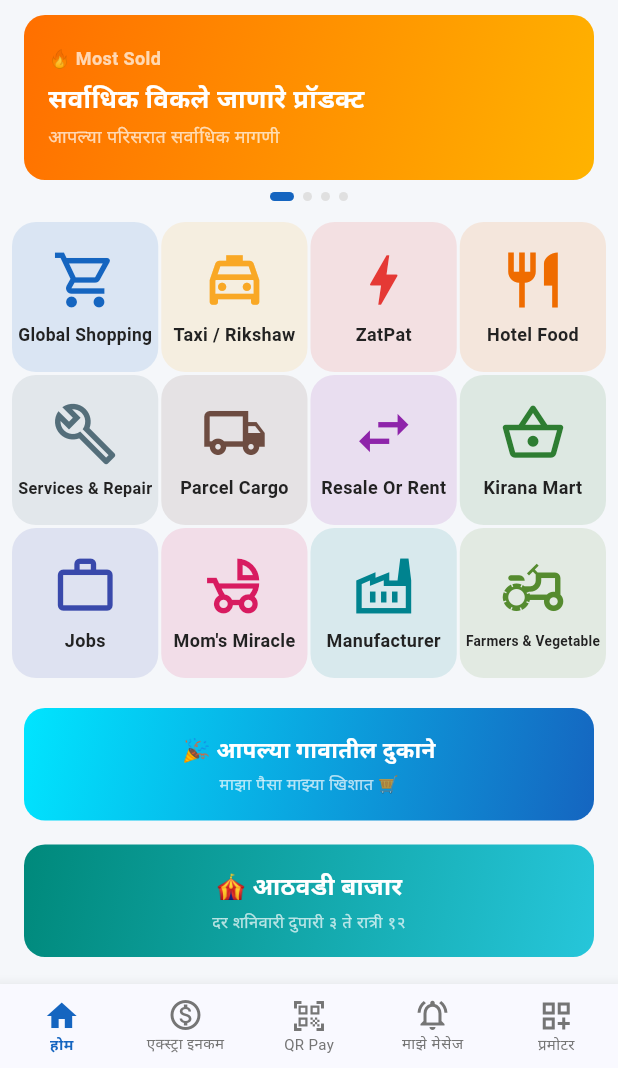
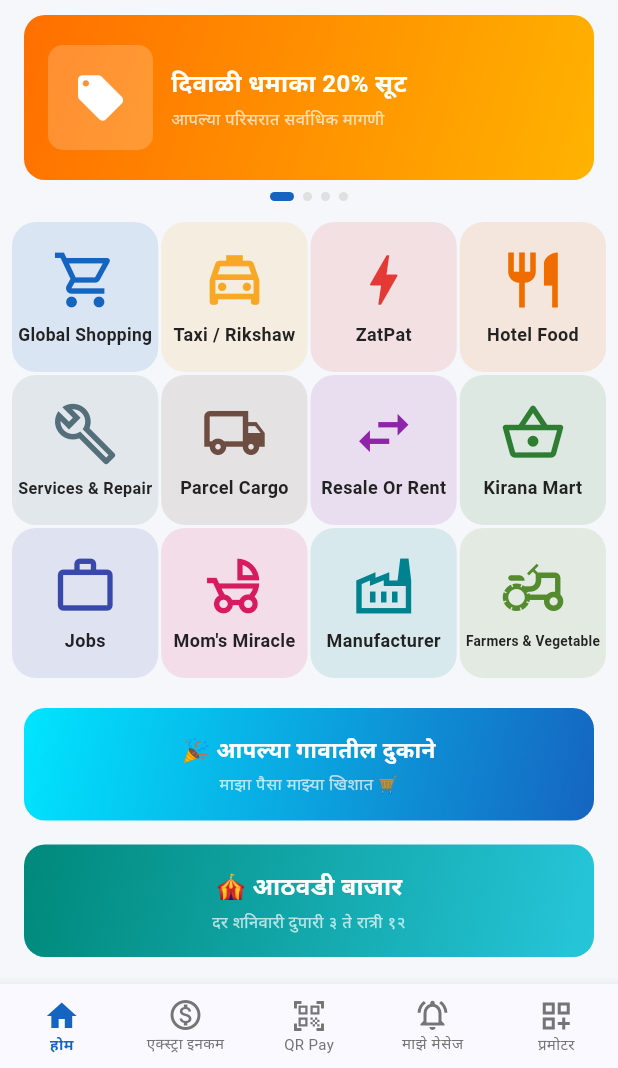
Before and after one commit to amolimpexinternational/amole-app, a Flutter app: the BuyerHomeScreen screen opened directly, on a phone screen of 412 x 824 dp, the part 168-1236 px from its top. Run offline on Flutter 3.47's test engine with Material 3 defaults, Android fonts, the phone set to English and light mode, and no system bars; our stand-ins replace file_picker, geolocator, image_picker, shared_preferences; accounts and stored records are empty.

Commit message:
Update offers_slider_widget.dart

```diff
--- a/lib/widgets/offers_slider_widget.dart
+++ b/lib/widgets/offers_slider_widget.dart
@@ -1,6 +1,9 @@
 import 'dart:async';
 import 'package:flutter/material.dart';
 import '../constants/app_colors.dart';
+import '../models/product_model.dart';
+import '../screens/buyer/product_detail_screen.dart';
+import '../data/product_database.dart';
 
 class OffersSliderWidget extends StatefulWidget {
   const OffersSliderWidget({super.key});
@@ -14,35 +17,38 @@ class _OffersSliderWidgetState extends State<OffersSliderWidget> {
   Timer? _timer;
   int _page = 0;
 
-  // सर्व ऑफर्स एकाच लिस्टमध्ये (आता टॅब नाहीत)
   final List<Map<String, dynamic>> _offers = [
     {
-      'tag': '🔥 Most Sold',
-      'title': 'सर्वाधिक विकले जाणारे प्रॉडक्ट',
+      'title': 'दिवाळी धमाका 20% सूट',
       'sub': 'आपल्या परिसरात सर्वाधिक मागणी',
+      'image': '',
       'c1': const Color(0xFFFF6F00),
       'c2': const Color(0xFFFFB300),
+      'productLink': 'https://amole.in/product/p1',
     },
     {
-      'tag': '🏪 Franchise Offer',
-      'title': 'आपल्या फ्रॅंचाईजीची खास ऑफर',
+      'title': 'फ्रॅंचाईजी खास ऑफर',
       'sub': 'तुमच्या एरियातील दुकानांवर सूट',
+      'image': '',
       'c1': const Color(0xFF00897B),
       'c2': const Color(0xFF26C6DA),
+      'productLink': 'https://amole.in/product/p2',
     },
     {
-      'tag': '🤝 Channel Partner Offer',
       'title': 'चॅनल पार्टनर ऑफर',
       'sub': 'तुमच्या जिल्ह्यातील विशेष ऑफर',
+      'image': '',
       'c1': const Color(0xFF5E35B1),
       'c2': const Color(0xFF7E57C2),
+      'productLink': 'https://amole.in/product/p3',
     },
     {
-      'tag': '⭐ Admin Offer',
       'title': 'Amole ची खास ऑफर',
       'sub': 'सर्व खरेदीदारांसाठी',
+      'image': '',
       'c1': const Color(0xFF1565C0),
       'c2': const Color(0xFF00E5FF),
+      'productLink': 'https://amole.in/product/p4',
     },
   ];
 
@@ -77,8 +83,6 @@ class _OffersSliderWidgetState extends State<OffersSliderWidget> {
     return Column(
       children: [
         const SizedBox(height: 10),
-
-        // === स्लायडर (टॅब्स काढून टाकले आहेत) ===
         SizedBox(
           height: 110,
           child: PageView.builder(
@@ -89,7 +93,6 @@ class _OffersSliderWidgetState extends State<OffersSliderWidget> {
               final o = _offers[index];
               return GestureDetector(
                 onTap: () {
-                  // ऑफरवर क्लिक केल्यावर डिटेल्स ओपन होणे
                   Navigator.push(
                     context,
                     MaterialPageRoute(
@@ -108,33 +111,46 @@ class _OffersSliderWidgetState extends State<OffersSliderWidget> {
                     ),
                     borderRadius: BorderRadius.circular(14),
                   ),
+                  child: Row(
+                    children: [
+                      // === फोटो (डमी) ===
+                      Container(
+                        width: 70,
+                        height: 70,
+                        decoration: BoxDecoration(
+                          color: Colors.white.withValues(alpha: 0.2),
+                          borderRadius: BorderRadius.circular(10),
+                        ),
+                        child: const Icon(Icons.local_offer, color: Colors.white, size: 36),
+                      ),
+                      const SizedBox(width: 12),
+                      // === शीर्षक + उपशीर्षक ===
+                      Expanded(
                         child: Column(
                           mainAxisAlignment: MainAxisAlignment.center,
                           crossAxisAlignment: CrossAxisAlignment.start,
                           children: [
                             Text(
-                        o['tag'] as String,
-                        style: const TextStyle(
-                          color: Colors.white70,
-                          fontSize: 12,
-                          fontWeight: FontWeight.w600,
-                        ),
-                      ),
-                      const SizedBox(height: 6),
-                      Text(
                               o['title'] as String,
                               style: const TextStyle(
                                 color: Colors.white,
-                          fontSize: 17,
+                                fontSize: 16,
                                 fontWeight: FontWeight.bold,
                               ),
+                              maxLines: 2,
+                              overflow: TextOverflow.ellipsis,
                             ),
                             const SizedBox(height: 4),
                             Text(
                               o['sub'] as String,
                               style: const TextStyle(
                                 color: Colors.white70,
-                          fontSize: 12,
+                                fontSize: 11,
+                              ),
+                              maxLines: 1,
+                              overflow: TextOverflow.ellipsis,
+                            ),
+                          ],
                         ),
                       ),
                     ],
@@ -145,8 +161,6 @@ class _OffersSliderWidgetState extends State<OffersSliderWidget> {
           ),
         ),
         const SizedBox(height: 8),
-
-        // === इंडिकेटर डॉट्स ===
         Row(
           mainAxisAlignment: MainAxisAlignment.center,
           children: List.generate(_offers.length, (i) {
@@ -169,15 +183,35 @@ class _OffersSliderWidgetState extends State<OffersSliderWidget> {
 }
 
 // =========================================================================
-// === ऑफरवर क्लिक केल्यावर उघडणारी नवीन स्क्रीन (सगळ्यांसाठी एकच) ===
+// === ऑफर डिटेल स्क्रीन ===
 // =========================================================================
 class OfferDetailScreen extends StatelessWidget {
   final Map<String, dynamic> offer;
 
   const OfferDetailScreen({super.key, required this.offer});
 
+  // === लिंक वरून प्रॉडक्ट शोधणे (डमी) ===
+  ProductModel? _findProductFromLink() {
+    final link = offer['productLink'] as String? ?? '';
+    if (link.isEmpty) return null;
+
+    // लिंक मधून ID काढणे (उदा. .../p1 → p1)
+    final id = link.split('/').last;
+    try {
+      return ProductDatabase.products.firstWhere((p) => p.id == id);
+    } catch (_) {
+      // जर सापडलं नाही तर पहिलं प्रॉडक्ट (डमी)
+      if (ProductDatabase.products.isNotEmpty) {
+        return ProductDatabase.products.first;
+      }
+      return null;
+    }
+  }
+
   @override
   Widget build(BuildContext context) {
+    final product = _findProductFromLink();
+
     return Scaffold(
       appBar: AppBar(
         title: const Text('Offer Details'),
@@ -188,7 +222,7 @@ class OfferDetailScreen extends StatelessWidget {
         child: Column(
           crossAxisAlignment: CrossAxisAlignment.start,
           children: [
-            // === १. ऑफरचा फोटो / व्हिडिओ (डमी) ===
+            // === फोटो ===
             Container(
               height: 220,
               width: double.infinity,
@@ -199,37 +233,16 @@ class OfferDetailScreen extends StatelessWidget {
                   end: Alignment.bottomRight,
                 ),
               ),
-              child: Stack(
-                children: [
-                  // डमी फोटो (नंतर Firebase Storage मधून येईल)
-                  Center(
+              child: Center(
                 child: Icon(
                   Icons.image,
                   size: 80,
-                      color: Colors.white.withOpacity(0.5),
-                    ),
-                  ),
-                  // टॅग
-                  Positioned(
-                    top: 16,
-                    left: 16,
-                    child: Container(
-                      padding: const EdgeInsets.symmetric(horizontal: 12, vertical: 6),
-                      decoration: BoxDecoration(
-                        color: Colors.black.withOpacity(0.4),
-                        borderRadius: BorderRadius.circular(20),
-                      ),
-                      child: Text(
-                        offer['tag'],
-                        style: const TextStyle(color: Colors.white, fontSize: 12, fontWeight: FontWeight.w600),
+                  color: Colors.white.withValues(alpha: 0.5),
                 ),
               ),
             ),
-                ],
-              ),
-            ),
 
-            // === २. ऑफरचं टायटल + संपूर्ण वर्णन ===
+            // === माहिती ===
             Padding(
               padding: const EdgeInsets.all(20),
               child: Column(
@@ -253,7 +266,7 @@ class OfferDetailScreen extends StatelessWidget {
                   ),
                   const SizedBox(height: 30),
 
-                  // === ३. "खरेदी करा" → प्रॉडक्ट/दुकानावर ===
+                  // === "खरेदी करा" → प्रॉडक्टवर ===
                   SizedBox(
                     width: double.infinity,
                     height: 50,
@@ -263,12 +276,19 @@ class OfferDetailScreen extends StatelessWidget {
                         shape: RoundedRectangleBorder(borderRadius: BorderRadius.circular(10)),
                       ),
                       onPressed: () {
-                        // डमी: सध्या फक्त बंद करतो. नंतर संबंधित प्रॉडक्ट/दुकानावर नेईल.
-                        Navigator.pop(context);
+                        if (product == null) {
                           ScaffoldMessenger.of(context).showSnackBar(
                             const SnackBar(
-                            content: Text('ऑफरचं संबंधित उत्पादन/दुकान लवकरच जोडलं जाईल'),
-                            backgroundColor: Colors.green,
+                              content: Text('प्रॉडक्ट सापडलं नाही'),
+                              backgroundColor: Colors.red,
+                            ),
+                          );
+                          return;
+                        }
+                        Navigator.push(
+                          context,
+                          MaterialPageRoute(
+                            builder: (_) => ProductDetailScreen(product: product),
                           ),
                         );
                       },
@@ -279,7 +299,6 @@ class OfferDetailScreen extends StatelessWidget {
                     ),
                   ),
                   const SizedBox(height: 10),
-                  // डमी माहिती
                   const Center(
                     child: Text(
                       'डमी डेटा — Firebase Stage 3 मध्ये डायनॅमिक होईल',
```
Lines whose indentation alone changed are shown as unchanged.
